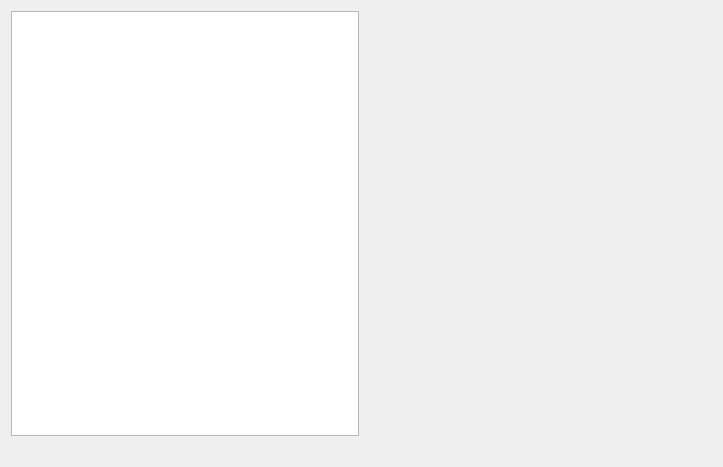
First picture: the form in src/qt/forms/fgctoken.ui, repository FantasyGold/FantasyGold-Core, before the edit.
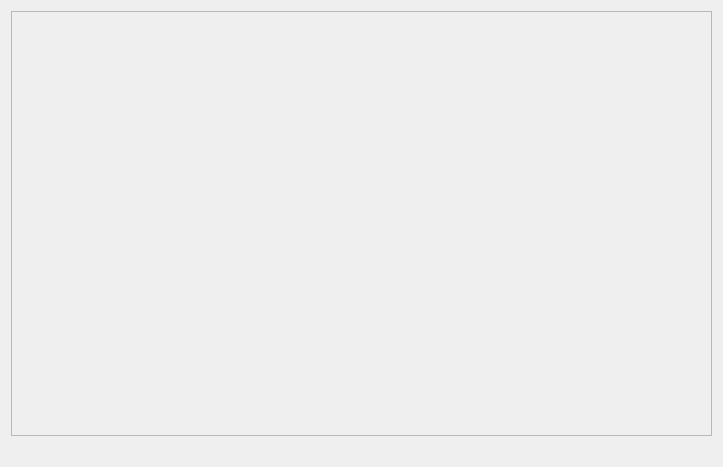
Second picture: the form after the edit.

What changed in the file:
```diff
--- a/src/qt/forms/fgctoken.ui
+++ b/src/qt/forms/fgctoken.ui
@@ -15,21 +15,28 @@
   </property>
   <layout class="QVBoxLayout" name="verticalLayout_2" stretch="0,0,0">
    <item>
-    <layout class="QHBoxLayout" name="horizontalLayout" stretch="1,1">
+    <layout class="QHBoxLayout" name="horizontalLayout" stretch="1">
      <item>
       <layout class="QVBoxLayout" name="verticalLayout_3">
        <item>
-        <widget class="QListView" name="tokensList">
-         <property name="styleSheet">
-          <string notr="true"/>
+        <widget class="QScrollArea" name="scrollArea">
+         <property name="widgetResizable">
+          <bool>true</bool>
          </property>
+         <widget class="QWidget" name="scrollAreaWidgetContents">
+          <property name="geometry">
+           <rect>
+            <x>0</x>
+            <y>0</y>
+            <width>699</width>
+            <height>409</height>
+           </rect>
+          </property>
+         </widget>
         </widget>
        </item>
       </layout>
      </item>
-     <item>
-      <widget class="QStackedWidget" name="stackedWidgetToken"/>
-     </item>
     </layout>
    </item>
    <item>
```
